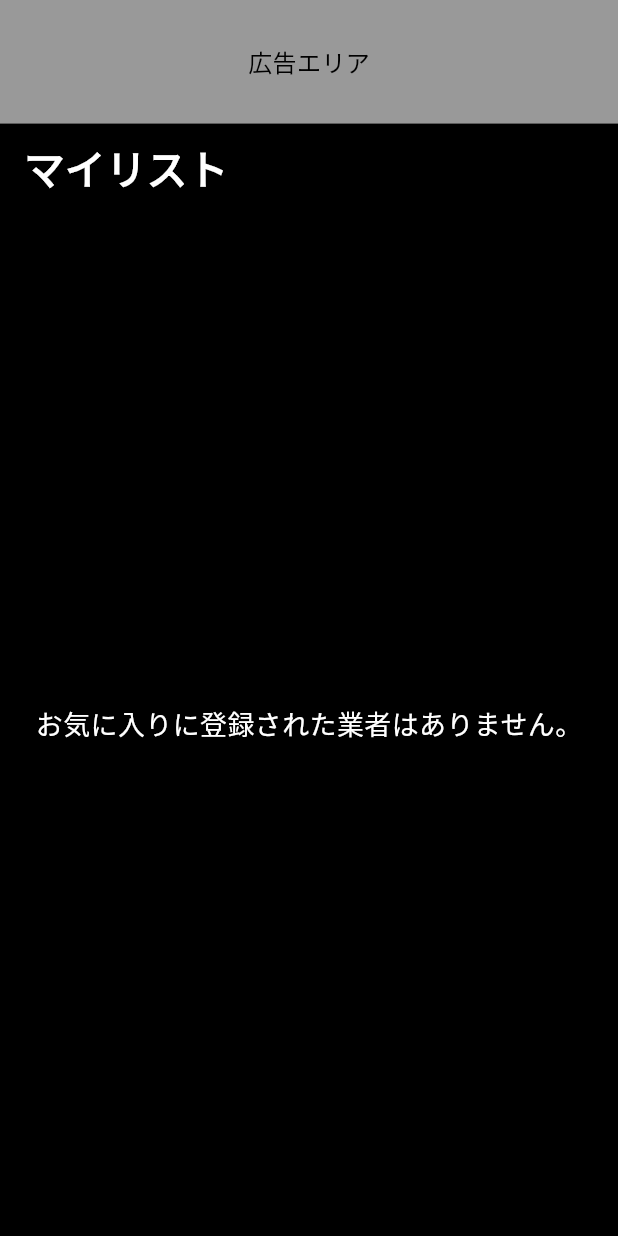
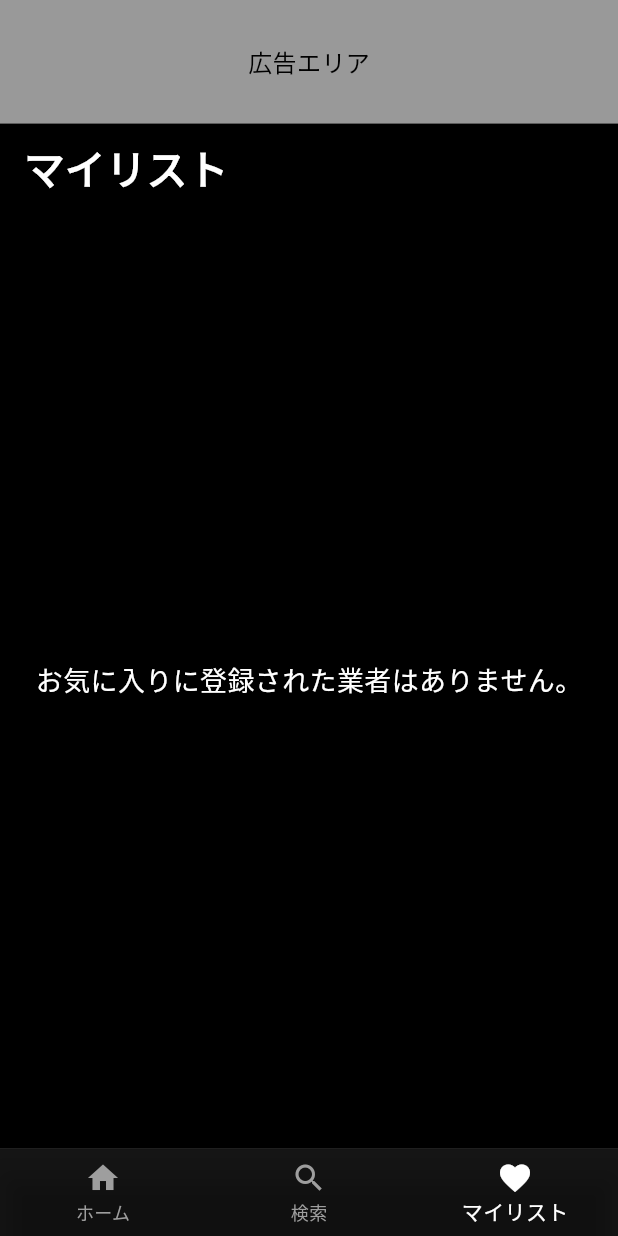
Before and after one commit to Kaito-nagai/fishing_app, a Flutter app: the MyListScreen screen opened directly, on a phone screen of 412 x 824 dp. Run offline on Flutter 3.47's test engine with Material 3 defaults, Android fonts, the phone set to English and light mode, and no system bars; our stand-ins replace flutter_dotenv, logger, shared_preferences; accounts and stored records are empty.

Commit message:
“少し修正

```diff
--- a/lib/screens/my_list_screen.dart
+++ b/lib/screens/my_list_screen.dart
@@ -1,6 +1,7 @@
 import 'package:flutter/material.dart';
 import 'package:fishing_app/components/vendor_list.dart';
 import 'package:fishing_app/models/favorite_manager.dart';
+import 'package:fishing_app/widgets/bottom_nav.dart'; // ボトムナビゲーションをインポート
 
 class MyListScreen extends StatelessWidget {
   const MyListScreen({super.key});
@@ -70,6 +71,7 @@ class MyListScreen extends StatelessWidget {
           ),
         ],
       ),
+      bottomNavigationBar: BottomNav(currentIndex: 2), // ボトムナビゲーションを正しいクラス名で設定
     );
   }
 }
```
